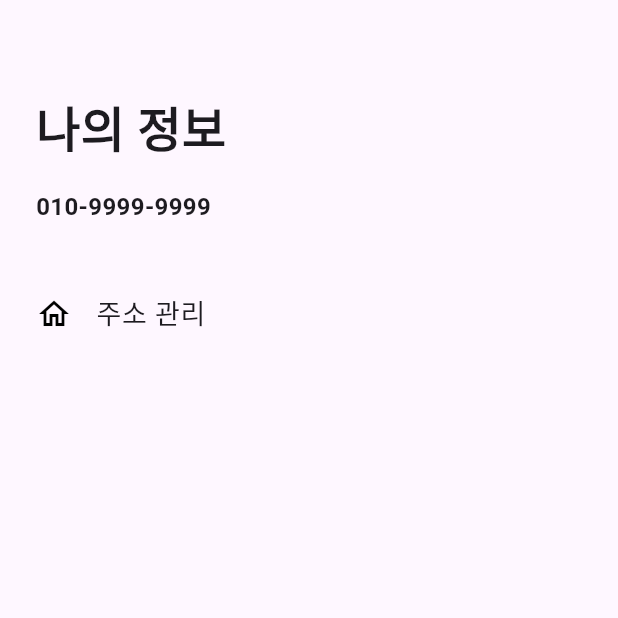
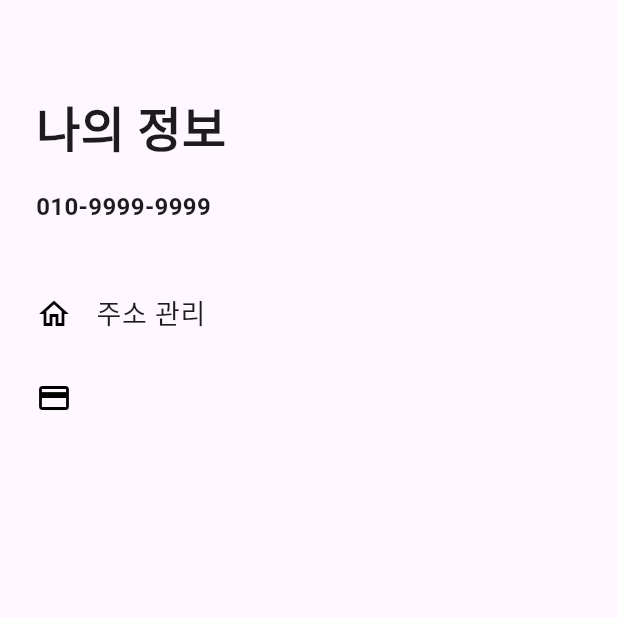
Before and after one commit to rkdand372/Miso_Starbucks, a Flutter app: the MisoFourthPage screen opened directly, on a phone screen of 412 x 824 dp, the top half of it. Run offline on Flutter 3.47's test engine with Material 3 defaults, Android fonts, the phone set to English and light mode, and no system bars.

Commit message:
add: 신용카드 아이콘

```diff
--- a/lib/miso.dart
+++ b/lib/miso.dart
@@ -373,6 +373,11 @@ class MisoFourthPage extends StatelessWidget {
                   style: TextStyle(fontSize: 18, fontWeight: FontWeight.w500),
                 ),
               ),
+              ListTile(
+                onTap: () => print("결제 수단 관리 클릭 됨"),
+                contentPadding: EdgeInsets.all(0),
+                leading: Icon(Icons.credit_card_outlined, color: Colors.black),
+              ),
             ],
           ),
         ),
```
